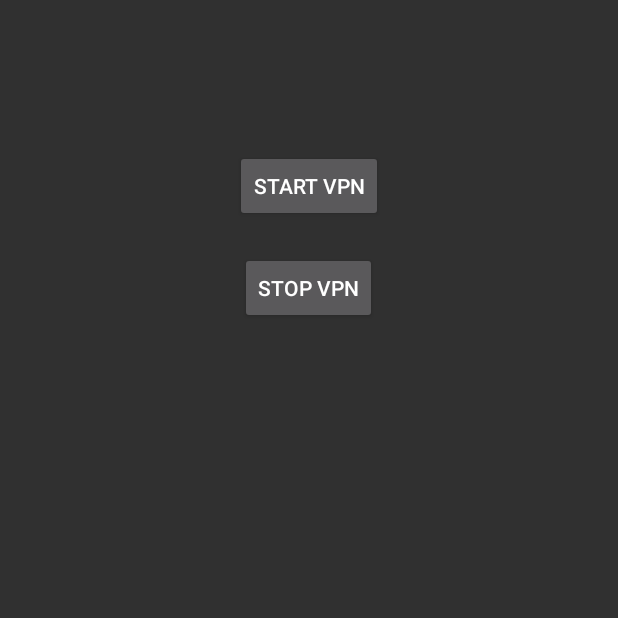
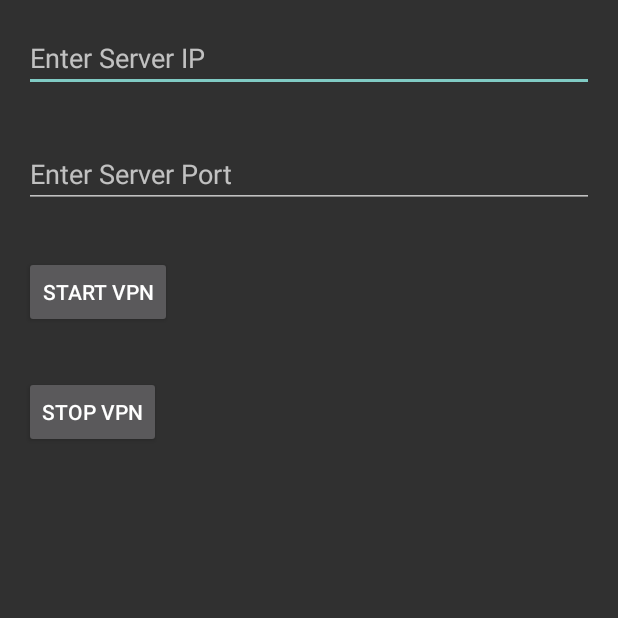
Before and after one commit to Full-Stack-Sanctus/mask, an Android app: the screen it shows after launch (MainActivity), after a tap on "START VPN", on a phone screen of 412 x 824 dp, the top half of it. Run offline under Robolectric (Android 15) with nearby library versions, the phone set to English and light mode, and no system bars; libraries missing offline, so code that uses them is left out: com.service.

Commit message:
Pushing commit

```diff
--- a/app/src/main/java/com/config/IpConfig.java
+++ b/app/src/main/java/com/config/IpConfig.java
@@ -1,6 +1,6 @@
 package com.config;
 
 public class IpConfig {
-    public static final String SERVER_IP = "192.168.0.4"; // Replace with actual server IP
-    public static final int SERVER_PORT = 8080; // Replace with actual server port
+    public static String SERVER_IP = "default_ip"; // Set a default value if needed
+    public static int SERVER_PORT = 0; // Set a default value if needed
 }
--- a/app/src/main/java/com/mask/MainActivity.java
+++ b/app/src/main/java/com/mask/MainActivity.java
@@ -1,41 +1,21 @@
 package com.mask;
 
-import android.content.BroadcastReceiver;
 import android.content.Context;
 import android.content.Intent;
-import android.content.IntentFilter;
 import android.os.Bundle;
 import android.view.View;
 import android.widget.Button;
-import android.widget.Toast; // Import Toast
+import android.widget.EditText;
+import android.widget.Toast;
 import androidx.appcompat.app.AppCompatActivity;
-import android.util.Log;
-
-import com.google.android.material.snackbar.Snackbar; // For displaying Snackbar
-
-import com.service.MaskService; // Import your MaskService
-import log.MyLogger; // Import your logger
 import com.config.IpConfig; // Import your configuration class
+import com.service.MaskService; // Import MaskService
+import log.MyLogger; // Import logger
 
 public class MainActivity extends AppCompatActivity {
 
-    // Define your BroadcastReceiver to listen for error broadcasts
-    private final BroadcastReceiver vpnErrorReceiver = new BroadcastReceiver() {
-        @Override
-        public void onReceive(Context context, Intent intent) {
-            if ("com.mask.VPN_ERROR".equals(intent.getAction())) {
-                String errorMessage = intent.getStringExtra("error_message");
-                if (errorMessage != null) {
-                    showSnackbar("Error: " + errorMessage);
-                }
-            } else if ("com.mask.VPN_STATUS".equals(intent.getAction())) {
-                String statusMessage = intent.getStringExtra("status_message");
-                if (statusMessage != null) {
-                    showSnackbar("Status: " + statusMessage);
-                }
-            }
-        }
-    };
+    private EditText serverIpInput;
+    private EditText serverPortInput;
 
     @Override
     protected void onCreate(Bundle savedInstanceState) {
@@ -45,52 +25,48 @@ public class MainActivity extends AppCompatActivity {
         // Setup the logger
         MyLogger.setupLogger();
 
+        serverIpInput = findViewById(R.id.serverIpInput);
+        serverPortInput = findViewById(R.id.serverPortInput);
+
         Button startVpnButton = findViewById(R.id.startVpnButton);
         startVpnButton.setOnClickListener(v -> {
-            // Start VPN service
-            Toast.makeText(MainActivity.this, "Start VPN Button Clicked!", Toast.LENGTH_SHORT).show();
-            MyLogger.logInfo("Start button has been clicked!");
+            String ip = serverIpInput.getText().toString();
+            String portText = serverPortInput.getText().toString();
 
+            if (ip.isEmpty() || portText.isEmpty()) {
+                Toast.makeText(MainActivity.this, "Please enter both IP and Port", Toast.LENGTH_SHORT).show();
+                return;
+            }
+
+            int port;
+            try {
+                port = Integer.parseInt(portText);
+            } catch (NumberFormatException e) {
+                Toast.makeText(MainActivity.this, "Invalid port number", Toast.LENGTH_SHORT).show();
+                return;
+            }
+
+            // Save IP and Port in IpConfig before starting VPN
+            IpConfig.SERVER_IP = ip;
+            IpConfig.SERVER_PORT = port;
+
+            MyLogger.logInfo("Starting VPN with IP: " + ip + " and Port: " + port);
             startVpnService();
         });
 
         Button stopVpnButton = findViewById(R.id.stopVpnButton);
-        stopVpnButton.setOnClickListener(v -> {
-            // Stop VPN service
-            Toast.makeText(MainActivity.this, "Stop VPN Button Clicked!", Toast.LENGTH_SHORT).show();
-
-            stopVpnService();
-        });
-
-        // Register the BroadcastReceiver to listen for VPN errors and status
-        IntentFilter filter = new IntentFilter();
-        filter.addAction("com.mask.VPN_ERROR");
-        filter.addAction("com.mask.VPN_STATUS");
-        registerReceiver(vpnErrorReceiver, filter, Context.RECEIVER_NOT_EXPORTED); // Removed Context.RECEIVER_NOT_EXPORTED for compatibility
-    }
-
-    @Override
-    protected void onDestroy() {
-        super.onDestroy();
-        // Unregister the receiver to avoid memory leaks
-        unregisterReceiver(vpnErrorReceiver);
+        stopVpnButton.setOnClickListener(v -> stopVpnService());
     }
 
     private void startVpnService() {
-        Intent intent = new Intent(this, com.service.MaskService.class);
-        intent.setAction("START_VPN"); // Specify action to start VPN
+        Intent intent = new Intent(this, MaskService.class);
+        intent.setAction("START_VPN");
         startService(intent);
     }
 
     private void stopVpnService() {
-        Intent intent = new Intent(this, com.service.MaskService.class);
-        intent.setAction("STOP_VPN"); // Specify action to stop VPN
+        Intent intent = new Intent(this, MaskService.class);
+        intent.setAction("STOP_VPN");
         stopService(intent);
     }
-
-    // Method to show the Snackbar
-    private void showSnackbar(String message) {
-        Snackbar.make(findViewById(android.R.id.content), message, Snackbar.LENGTH_LONG).show();
-        Log.i("MainActivity", "Showing Snackbar: " + message); // Log the Snackbar event
-    }
 }
--- a/app/src/main/res/layout/activity_main.xml
+++ b/app/src/main/res/layout/activity_main.xml
@@ -1,23 +1,41 @@
 <?xml version="1.0" encoding="utf-8"?>
 <RelativeLayout xmlns:android="http://schemas.android.com/apk/res/android"
+    xmlns:tools="http://schemas.android.com/tools"
     android:layout_width="match_parent"
-    android:layout_height="match_parent">
+    android:layout_height="match_parent"
+    tools:context=".MainActivity">
+
+    <EditText
+        android:id="@+id/serverIpInput"
+        android:layout_width="match_parent"
+        android:layout_height="wrap_content"
+        android:hint="Enter Server IP"
+        android:inputType="text"
+        android:layout_margin="16dp" />
+
+    <EditText
+        android:id="@+id/serverPortInput"
+        android:layout_width="match_parent"
+        android:layout_height="wrap_content"
+        android:hint="Enter Server Port"
+        android:inputType="number"
+        android:layout_below="@id/serverIpInput"
+        android:layout_margin="16dp" />
 
     <Button
         android:id="@+id/startVpnButton"
         android:layout_width="wrap_content"
         android:layout_height="wrap_content"
-        android:text="@string/start_vpn"
-        android:layout_centerHorizontal="true"
-        android:layout_marginTop="100dp"/>
+        android:text="Start VPN"
+        android:layout_below="@id/serverPortInput"
+        android:layout_margin="16dp" />
 
     <Button
         android:id="@+id/stopVpnButton"
         android:layout_width="wrap_content"
         android:layout_height="wrap_content"
-        android:text="@string/stop_vpn"
+        android:text="Stop VPN"
         android:layout_below="@id/startVpnButton"
-        android:layout_centerHorizontal="true"
-        android:layout_marginTop="20dp"/>
+        android:layout_margin="16dp" />
 
 </RelativeLayout>
```
Also changed, not shown: app/src/main/java/com/service/MaskService.java (+47 -14 lines).
